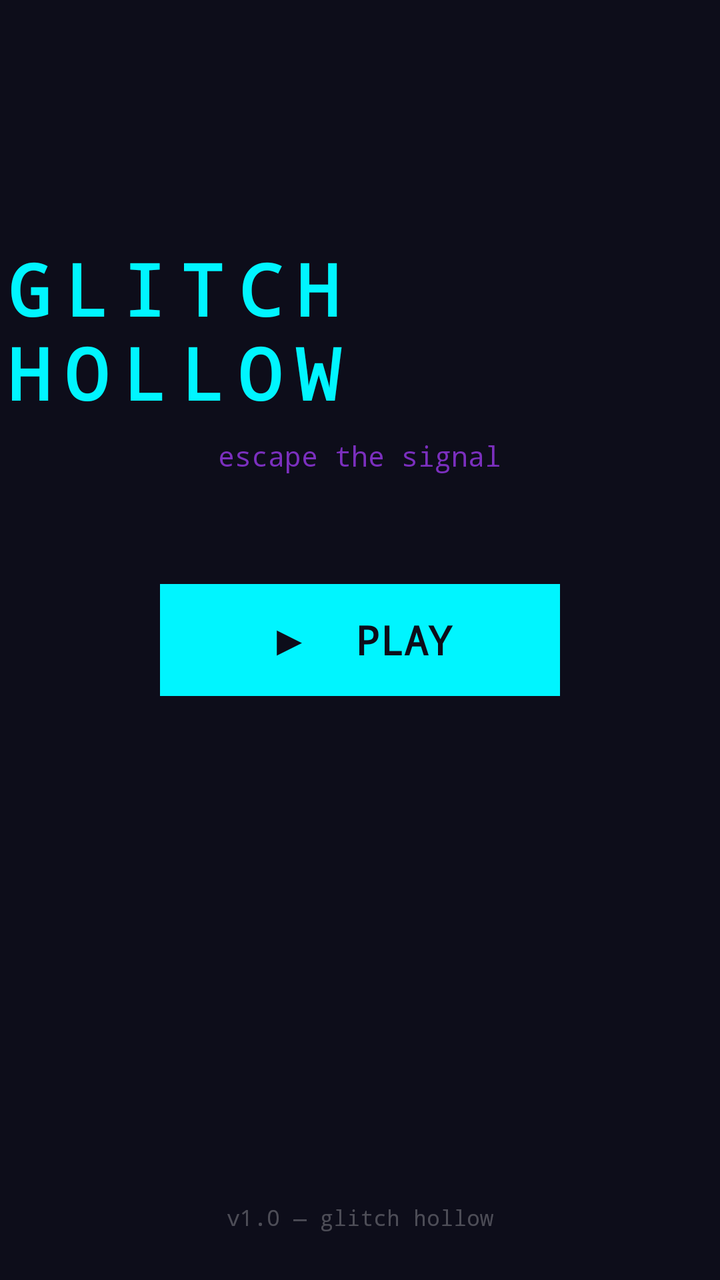
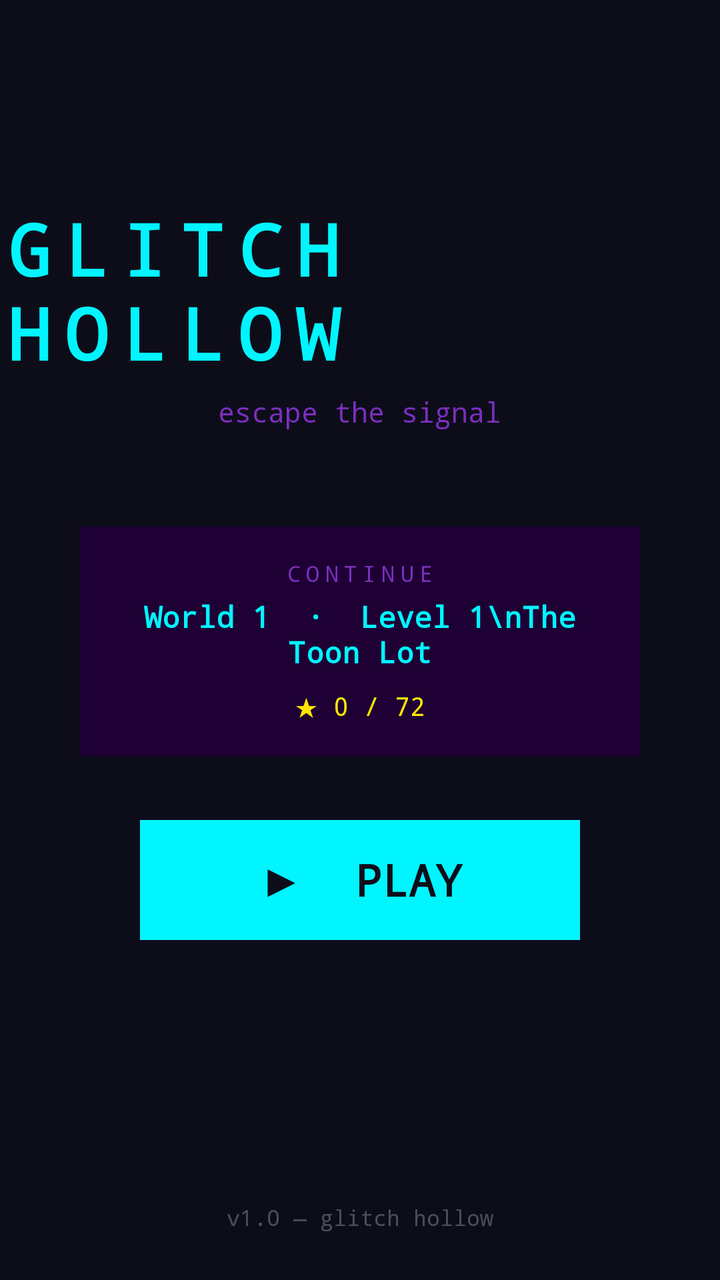

Compare the two renders of this Android layout. The source of the first and the diff that turns it into the second are given below.
<!-- AndroidManifest.xml: application theme Theme.GlitchHollow -->
<!-- res/layout/activity_main.xml -->
<?xml version="1.0" encoding="utf-8"?>
<RelativeLayout xmlns:android="http://schemas.android.com/apk/res/android"
    android:layout_width="match_parent"
    android:layout_height="match_parent"
    android:background="@color/glitch_bg">

    
    <TextView
        android:id="@+id/tv_title"
        android:layout_width="wrap_content"
        android:layout_height="wrap_content"
        android:layout_centerHorizontal="true"
        android:layout_marginTop="120dp"
        android:text="GLITCH HOLLOW"
        android:textColor="@color/glitch_cyan"
        android:textSize="36sp"
        android:textStyle="bold"
        android:letterSpacing="0.2"
        android:fontFamily="monospace" />

    
    <TextView
        android:id="@+id/tv_subtitle"
        android:layout_width="wrap_content"
        android:layout_height="wrap_content"
        android:layout_centerHorizontal="true"
        android:layout_below="@id/tv_title"
        android:layout_marginTop="8dp"
        android:text="escape the signal"
        android:textColor="@color/glitch_purple"
        android:textSize="14sp"
        android:fontFamily="monospace" />

    
    <TextView
        android:id="@+id/btn_play"
        android:layout_width="200dp"
        android:layout_height="56dp"
        android:layout_centerInParent="true"
        android:layout_marginTop="80dp"
        android:gravity="center"
        android:text="▶  PLAY"
        android:textColor="@color/glitch_bg"
        android:textSize="20sp"
        android:textStyle="bold"
        android:fontFamily="monospace"
        android:background="@color/glitch_cyan"
        android:clickable="true"
        android:focusable="true" />

    
    <TextView
        android:layout_width="wrap_content"
        android:layout_height="wrap_content"
        android:layout_alignParentBottom="true"
        android:layout_centerHorizontal="true"
        android:layout_marginBottom="24dp"
        android:text="v1.0 — glitch hollow"
        android:textColor="#44FFFFFF"
        android:textSize="11sp"
        android:fontFamily="monospace" />

</RelativeLayout>
<!-- resources referenced by this layout -->
<resources>
  <color name="glitch_bg">#0D0D1A</color>
  <color name="glitch_cyan">#00F5FF</color>
  <color name="glitch_purple">#7B2FBE</color>
  <style name="Theme.GlitchHollow" parent="android:Theme.NoTitleBar.Fullscreen">
          <item name="android:windowFullscreen">true</item>
          <item name="android:windowNoTitle">true</item>
          <item name="android:windowBackground">@color/glitch_bg</item>
          <item name="android:statusBarColor">@color/glitch_bg</item>
          <item name="android:navigationBarColor">@color/glitch_bg</item>
          <item name="android:windowLayoutInDisplayCutoutMode">shortEdges</item>
      </style>
</resources>

<!-- the commit's change to res/layout/activity_main.xml (unified diff, before → after) -->
@@ -10,7 +10,7 @@
         android:layout_width="wrap_content"
         android:layout_height="wrap_content"
         android:layout_centerHorizontal="true"
-        android:layout_marginTop="120dp"
+        android:layout_marginTop="100dp"
         android:text="GLITCH HOLLOW"
         android:textColor="@color/glitch_cyan"
         android:textSize="36sp"
@@ -25,23 +25,73 @@
         android:layout_height="wrap_content"
         android:layout_centerHorizontal="true"
         android:layout_below="@id/tv_title"
-        android:layout_marginTop="8dp"
+        android:layout_marginTop="6dp"
         android:text="escape the signal"
         android:textColor="@color/glitch_purple"
         android:textSize="14sp"
         android:fontFamily="monospace" />
 
     
+    <LinearLayout
+        android:id="@+id/card_progress"
+        android:layout_width="280dp"
+        android:layout_height="wrap_content"
+        android:layout_centerHorizontal="true"
+        android:layout_below="@id/tv_subtitle"
+        android:layout_marginTop="48dp"
+        android:orientation="vertical"
+        android:padding="16dp"
+        android:background="@color/glitch_mid"
+        android:gravity="center">
+
+        
+        <TextView
+            android:layout_width="wrap_content"
+            android:layout_height="wrap_content"
+            android:text="CONTINUE"
+            android:textColor="@color/glitch_purple"
+            android:textSize="11sp"
+            android:letterSpacing="0.25"
+            android:fontFamily="monospace" />
+
+        
+        <TextView
+            android:id="@+id/tv_progress"
+            android:layout_width="wrap_content"
+            android:layout_height="wrap_content"
+            android:layout_marginTop="4dp"
+            android:text="World 1  ·  Level 1\nThe Toon Lot"
+            android:textColor="@color/glitch_cyan"
+            android:textSize="15sp"
+            android:textStyle="bold"
+            android:fontFamily="monospace"
+            android:gravity="center" />
+
+        
+        <TextView
+            android:id="@+id/tv_stars"
+            android:layout_width="wrap_content"
+            android:layout_height="wrap_content"
+            android:layout_marginTop="8dp"
+            android:text="★ 0 / 72"
+            android:textColor="@color/glitch_yellow"
+            android:textSize="13sp"
+            android:fontFamily="monospace" />
+
+    </LinearLayout>
+
+    
     <TextView
         android:id="@+id/btn_play"
-        android:layout_width="200dp"
-        android:layout_height="56dp"
-        android:layout_centerInParent="true"
-        android:layout_marginTop="80dp"
+        android:layout_width="220dp"
+        android:layout_height="60dp"
+        android:layout_centerHorizontal="true"
+        android:layout_below="@id/card_progress"
+        android:layout_marginTop="32dp"
         android:gravity="center"
         android:text="▶  PLAY"
         android:textColor="@color/glitch_bg"
-        android:textSize="20sp"
+        android:textSize="22sp"
         android:textStyle="bold"
         android:fontFamily="monospace"
         android:background="@color/glitch_cyan"
<!-- resource entries referenced after the edit -->
@@ -2,7 +2,9 @@
 <resources>
   <color name="glitch_bg">#0D0D1A</color>
   <color name="glitch_cyan">#00F5FF</color>
+  <color name="glitch_mid">#1E0035</color>
   <color name="glitch_purple">#7B2FBE</color>
+  <color name="glitch_yellow">#FFE600</color>
   <style name="Theme.GlitchHollow" parent="android:Theme.NoTitleBar.Fullscreen">
           <item name="android:windowFullscreen">true</item>
           <item name="android:windowNoTitle">true</item>
